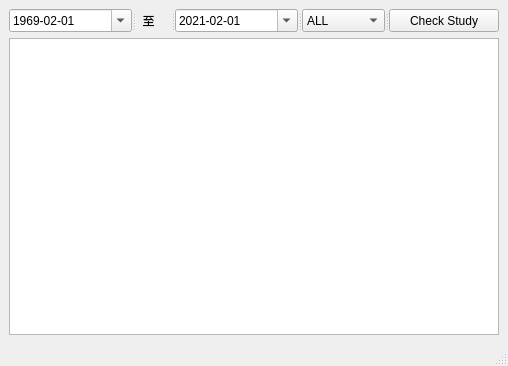
Before: the Qt Designer form Tools/MHealthReport/studyimage.ui in zyq1569/HealthApp, drawn with Qt 5.
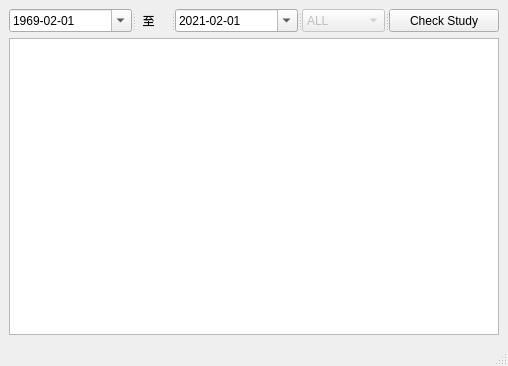
After: the same form once the commit is applied. Icons and pictures are not drawn.

```diff
--- a/Tools/MHealthReport/studyimage.ui
+++ b/Tools/MHealthReport/studyimage.ui
@@ -90,6 +90,9 @@
        </property>
       </widget>
       <widget class="QComboBox" name="m_StudyModality">
+       <property name="enabled">
+        <bool>false</bool>
+       </property>
        <item>
         <property name="text">
          <string>ALL</string>
```
